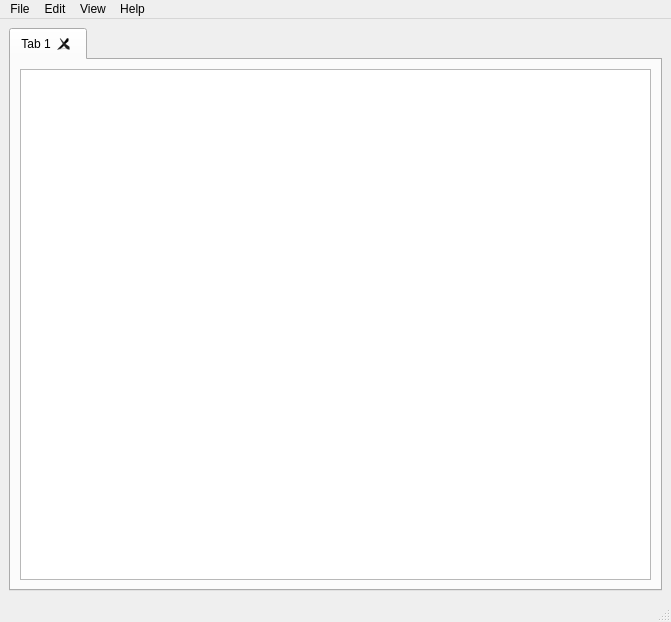
Qt form editor.ui (Yovsky/Edito) before a commit.
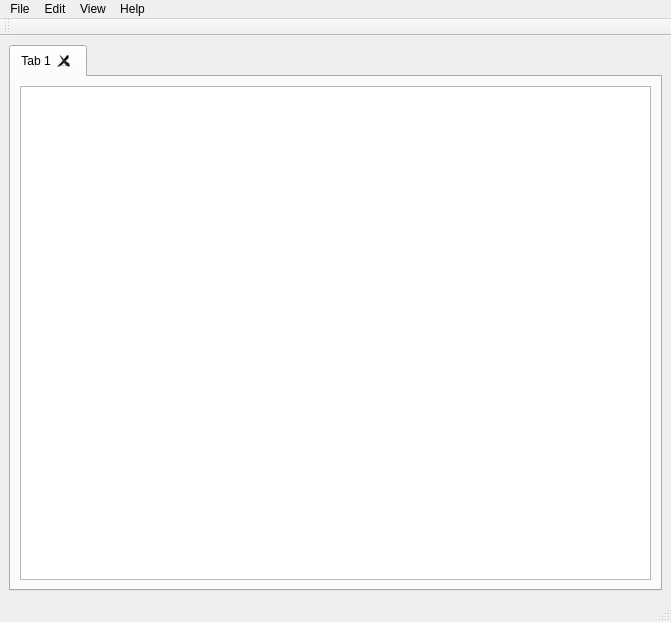
The same form after that commit. Icons and pictures are not drawn. Custom widgets are drawn as their Qt base class.

Commit message: Added the "Unsaved" indicator.

The edit to the form file:
```diff
--- a/editor.ui
+++ b/editor.ui
@@ -96,6 +96,32 @@
     <bool>false</bool>
    </property>
   </widget>
+  <widget class="QToolBar" name="toolBar">
+   <property name="sizePolicy">
+    <sizepolicy hsizetype="Preferred" vsizetype="Fixed">
+     <horstretch>0</horstretch>
+     <verstretch>0</verstretch>
+    </sizepolicy>
+   </property>
+   <property name="acceptDrops">
+    <bool>false</bool>
+   </property>
+   <property name="windowTitle">
+    <string>toolBar</string>
+   </property>
+   <property name="movable">
+    <bool>true</bool>
+   </property>
+   <property name="floatable">
+    <bool>true</bool>
+   </property>
+   <attribute name="toolBarArea">
+    <enum>TopToolBarArea</enum>
+   </attribute>
+   <attribute name="toolBarBreak">
+    <bool>false</bool>
+   </attribute>
+  </widget>
   <action name="actionNew">
    <property name="text">
     <string>New</string>
```
The commit also changes 2 other files.
